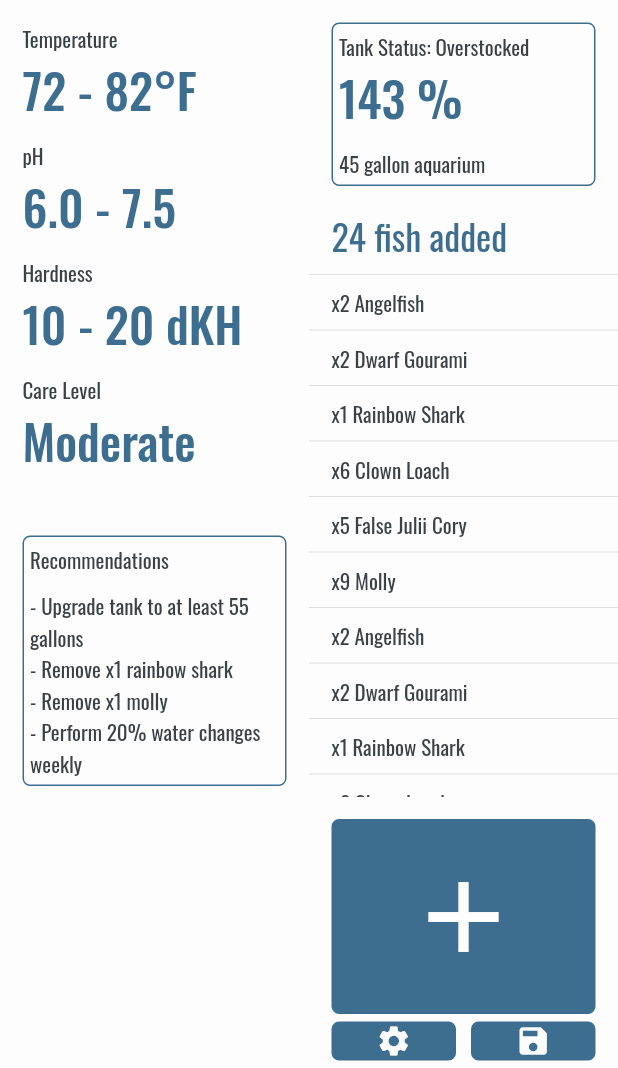
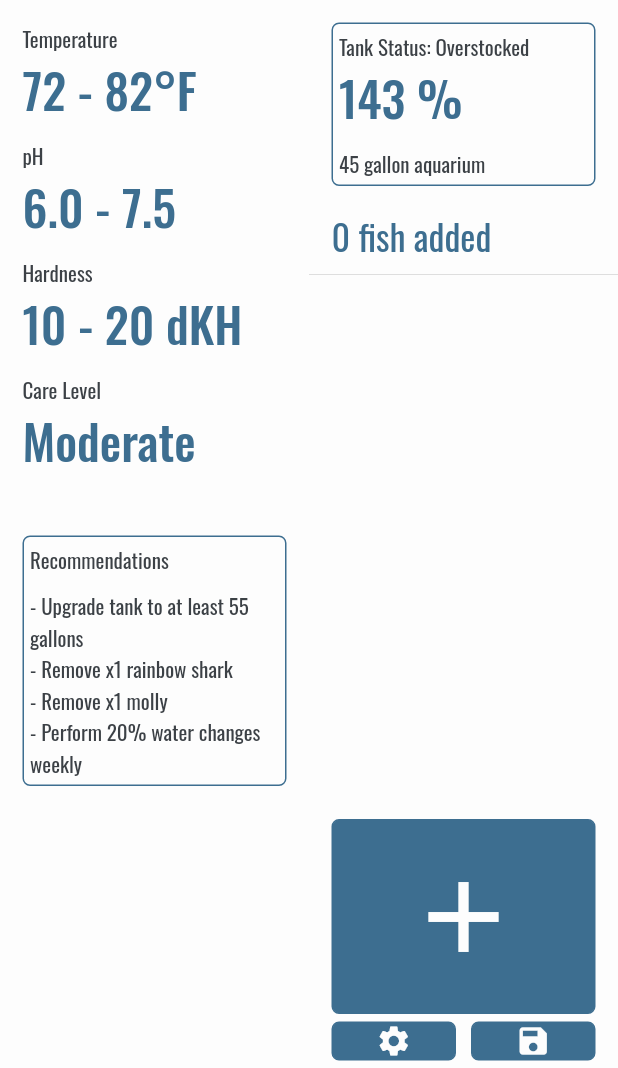
Before and after one commit to connorlof/tank_mates, a Flutter app: the EditTankScreen screen opened by its route, on a phone screen of 412 x 824 dp, the part 168-1236 px from its top. Run offline on Flutter 3.47's test engine with Material 2 defaults, Android fonts, the phone set to English and light mode, and no system bars; our stand-ins replace flutter_spinkit; statements that could not run were skipped.

Commit message:
added provider package and adding to fish list view

```diff
--- /dev/null
+++ b/lib/models/added_fish_data.dart
@@ -0,0 +1,31 @@
+import 'dart:collection';
+
+import 'package:flutter/foundation.dart';
+import 'package:tank_mates/models/fish.dart';
+
+class AddedFishData extends ChangeNotifier {
+  List<Fish> _fish = [];
+
+  UnmodifiableListView<Fish> get addedFish {
+    return UnmodifiableListView(_fish);
+  }
+
+  int get taskCount {
+    return _fish.length;
+  }
+
+  void addFish(Fish fish) {
+    _fish.add(fish);
+    notifyListeners();
+  }
+
+//  void updateFish(Fish newFish) {
+//    task.toggleDone();
+//    notifyListeners();
+//  }
+
+  void deleteTask(Fish fish) {
+    _fish.remove(fish);
+    notifyListeners();
+  }
+}
--- a/lib/screens/edit_tank_screen.dart
+++ b/lib/screens/edit_tank_screen.dart
@@ -1,5 +1,7 @@
 import 'package:flutter/material.dart';
 import 'package:flutter/services.dart';
+import 'package:provider/provider.dart';
+import 'package:tank_mates/models/added_fish_data.dart';
 import 'package:tank_mates/models/fish.dart';
 import 'package:tank_mates/screens/about_screen.dart';
 import 'package:tank_mates/screens/add_fish_screen.dart';
@@ -25,29 +27,8 @@ class EditTankScreen extends StatefulWidget {
 class _EditTankScreenState extends State<EditTankScreen> {
   AppBarChoice _topBarIndex = appBarChoices[0]; // The app's "state".
 
-  var compData = <dynamic>[];
   List<String> fishAvailableList = <String>[];
-
-  List<String> fishAddedList = [
-    'x2 Angelfish',
-    'x2 Dwarf Gourami',
-    'x1 Rainbow Shark',
-    'x6 Clown Loach',
-    'x5 False Julii Cory',
-    'x9 Molly',
-    'x2 Angelfish',
-    'x2 Dwarf Gourami',
-    'x1 Rainbow Shark',
-    'x6 Clown Loach',
-    'x5 False Julii Cory',
-    'x9 Molly',
-    'x2 Angelfish',
-    'x2 Dwarf Gourami',
-    'x1 Rainbow Shark',
-    'x6 Clown Loach',
-    'x5 False Julii Cory',
-    'x9 Molly',
-  ];
+  List<Fish> addedFish = [];
 
   @override
   void initState() {
@@ -56,7 +37,6 @@ class _EditTankScreenState extends State<EditTankScreen> {
       DeviceOrientation.portraitUp,
     ]);
     generateAvailableFishList();
-    //fishComparator = FishComparator(compData, fishAvailableList.length);
   }
 
   void generateAvailableFishList() {
@@ -191,26 +171,33 @@ class _EditTankScreenState extends State<EditTankScreen> {
                             crossAxisAlignment: CrossAxisAlignment.start,
                             children: <Widget>[
                               Text(
-                                "24 fish added",
+                                '${Provider.of<AddedFishData>(context).taskCount} fish added',
                                 style: kTextStyleHeader,
                               ),
                             ],
                           ),
                         ),
                         Container(
-                          child: Expanded(
+                          child: Consumer<AddedFishData>(
+                              builder: (context, addedFishData, child) {
+                            if (addedFishData.addedFish.length > 0) {
+                              return Expanded(
                                 child: ListView.builder(
-                              itemCount: fishAddedList.length,
-                              itemBuilder: (BuildContext context, int index) {
+                                  itemCount: addedFishData.addedFish.length,
+                                  itemBuilder:
+                                      (BuildContext context, int index) {
+                                    final Fish fish =
+                                        addedFishData.addedFish[index];
                                     return Column(
-                                  crossAxisAlignment: CrossAxisAlignment.start,
+                                      crossAxisAlignment:
+                                          CrossAxisAlignment.start,
                                       children: <Widget>[
                                         Divider(),
                                         Padding(
                                           padding:
                                               const EdgeInsets.only(left: 15.0),
                                           child: Text(
-                                        '${fishAddedList[index]}',
+                                            '${fish.name}',
                                             style: kTextStyleSmall,
                                           ),
                                         ),
@@ -218,7 +205,22 @@ class _EditTankScreenState extends State<EditTankScreen> {
                                     );
                                   },
                                 ),
+                              );
+                            } else {
+                              return Expanded(
+                                child: Container(
+                                  child: Column(
+                                    crossAxisAlignment:
+                                        CrossAxisAlignment.start,
+                                    children: <Widget>[
+                                      Divider(),
+                                    ],
                                   ),
+                                ),
+                              );
+                              ;
+                            }
+                          }),
                         ),
                         InkWell(
                           onTap: () {
@@ -232,7 +234,7 @@ class _EditTankScreenState extends State<EditTankScreen> {
                                           .viewInsets
                                           .bottom),
                                   child: AddFishScreen(
-                                    data: fishAvailableList,
+                                    data: widget.fishObjs,
                                   ),
                                 ),
                               ),
--- a/lib/util/fish_dojo_parser.dart
+++ b/lib/util/fish_dojo_parser.dart
@@ -7,6 +7,7 @@ class FishPodoParser {
   Fish outputValidatedFish(FishJsonPodo fishPodo) {
     Fish newFishObj = new Fish();
 
+    try {
       newFishObj.name = fishPodo.name;
       newFishObj.scientificName = fishPodo.scientificName;
       newFishObj.speciesGroup = fishPodo.speciesGroup;
@@ -27,6 +28,7 @@ class FishPodoParser {
       newFishObj.maximumaAdultSize = parseMaxSize(fishPodo.maximumaAdultSize);
       newFishObj.diet = parseDietFromString(fishPodo.diet);
       newFishObj.minTankSize = parseMinTankSize(fishPodo.minTankSize);
+    } catch (e) {}
 
     return newFishObj;
   }
--- a/pubspec.yaml
+++ b/pubspec.yaml
@@ -12,6 +12,7 @@ dependencies:
 
   cupertino_icons: ^0.1.2
   flutter_spinkit: ^4.1.1+1
+  provider: ^4.0.3
 
 dev_dependencies:
   flutter_test:
```
Also changed, not shown: lib/main.dart (+6 -1 lines), lib/screens/add_fish_screen.dart (+10 -3 lines), pubspec.lock. Lines whose indentation alone changed are shown as unchanged.
